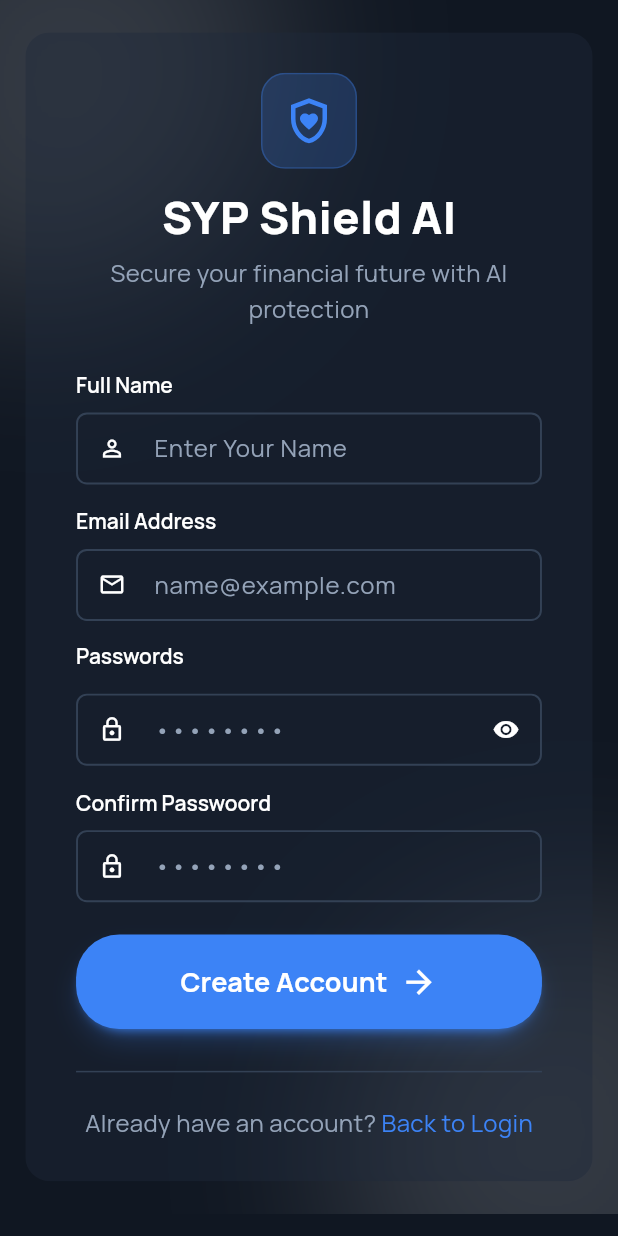
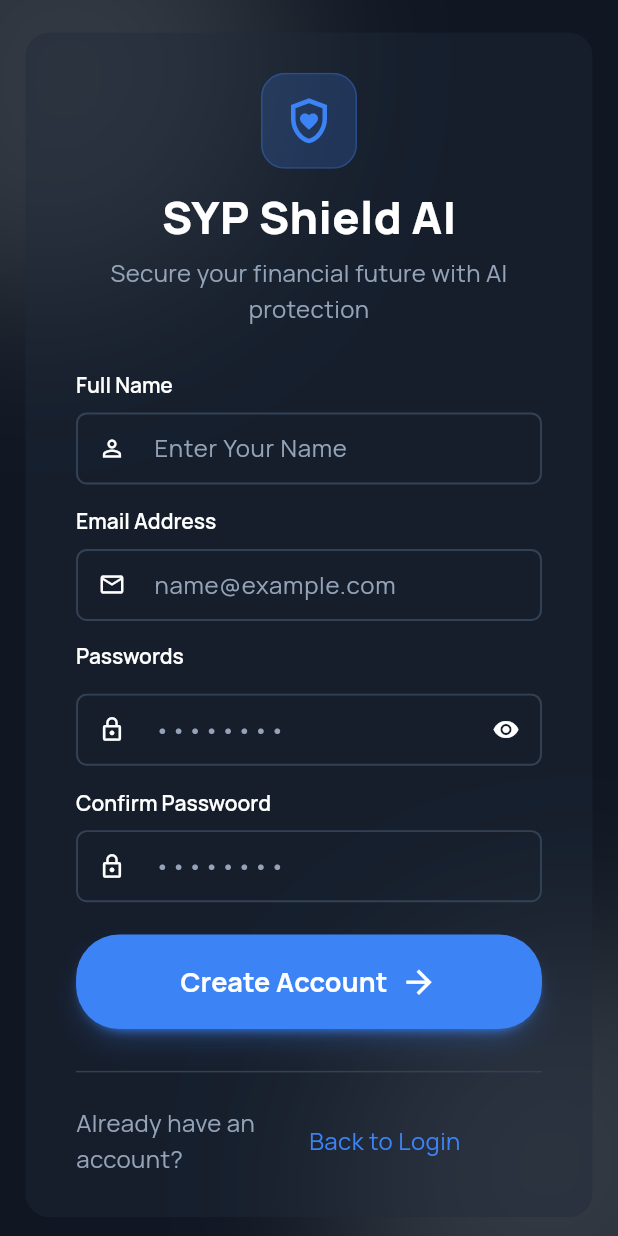
Before and after one commit to Ahmad230798/Syrian-currency, a Flutter app: the SignupScreen screen opened by its route, on a phone screen of 412 x 824 dp. Run offline on Flutter 3.47's test engine with Material 3 defaults, Android fonts, the phone set to English and light mode, and no system bars; our stand-ins replace camera, dio, dotted_border, flutter_screenutil, flutter_svg, image_picker and 2 more; accounts and stored records are empty.

Commit message:
no message

```diff
--- a/lib/core/networking/api_constants.dart
+++ b/lib/core/networking/api_constants.dart
@@ -1,5 +1,5 @@
 class ApiConstants {
-  static const String apiBaseUrl = "http://127.0.0.1:8000"; // رابط السيرفر
+  static const String apiBaseUrl = "http://10.0.2.2:8000/api/"; // رابط السيرفر
   static const String login = "/api/auth/login/";
   static const String register = "/api/auth/register/";
 }
--- a/lib/feature/auth/pages/signup_screen.dart
+++ b/lib/feature/auth/pages/signup_screen.dart
@@ -62,13 +62,16 @@ class SignupScreen extends StatelessWidget {
                             Row(
                               mainAxisAlignment: MainAxisAlignment.center,
                               children: [
-                                Text(
+                                Expanded(
+                                  child: Text(
                                     "Already have an account? ",
                                     style: AppTextStyle.font16medium.copyWith(
                                       fontWeight: FontWeight.w400,
                                     ),
                                   ),
-                                InkWell(
+                                ),
+                                Expanded(
+                                  child: InkWell(
                                     child: Text(
                                       "Back to Login",
                                       style: AppTextStyle.font16medium.copyWith(
@@ -77,6 +80,7 @@ class SignupScreen extends StatelessWidget {
                                       ),
                                     ),
                                     onTap: () => context.pop(),
+                                  ),
                                 ),
                               ],
                             ),
```
Lines whose indentation alone changed are shown as unchanged.
